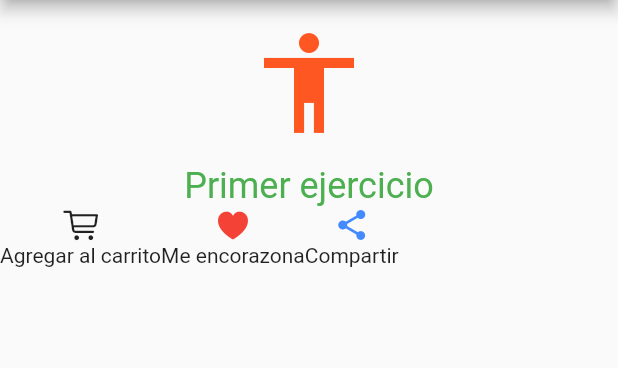
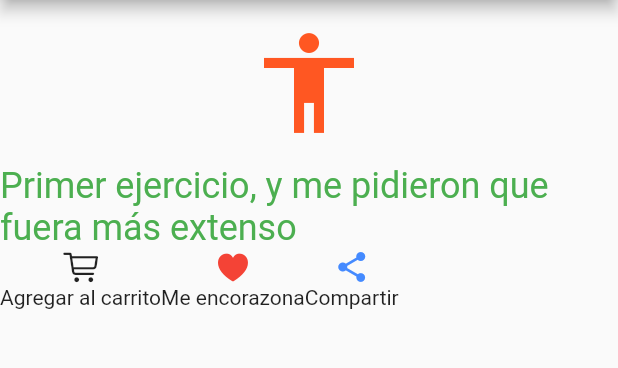
Before and after one commit to jorajipo/EjemploInterfaces, a Flutter app: the screen it shows after launch, on a phone screen of 412 x 824 dp, the part 84-452 px from its top. Run offline on Flutter 3.47's test engine with Material 2 defaults, Android fonts, the phone set to English and light mode, and no system bars.

Commit message:
Hice el texto más extenso

```diff
--- a/lib/main.dart
+++ b/lib/main.dart
@@ -36,7 +36,7 @@ class MyApp extends StatelessWidget {
             Padding(padding: EdgeInsets.only(top: 15)),
             Icon(Icons.accessibility, color: Colors.deepOrange, size: 80,),
             Padding(padding: EdgeInsets.only(top: 15)),
-            Text("Primer ejercicio", style: TextStyle(fontSize: 24, color: Colors.green),),
+            Text("Primer ejercicio, y me pidieron que fuera más extenso", style: TextStyle(fontSize: 24, color: Colors.green),),
             Row(
               children: [
                 Column(
```
